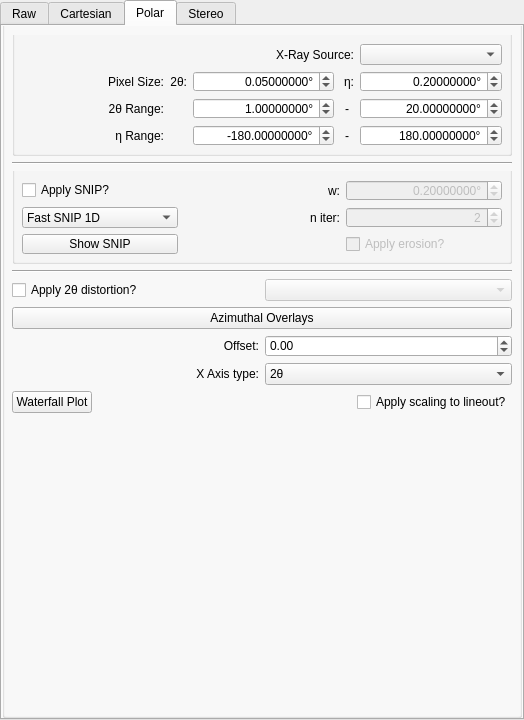
This is hexrdgui/resources/ui/image_mode_widget.ui in HEXRD/hexrdgui as Qt 5 draws it before an edit. The edited form follows.
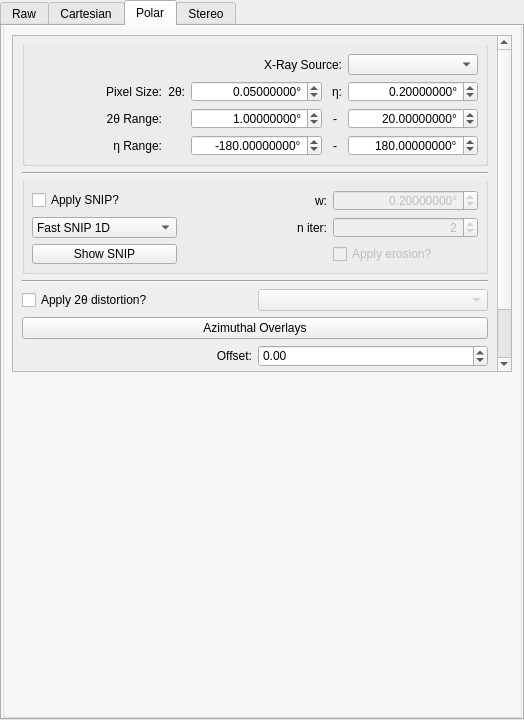
This is the edited form. Custom widgets are drawn as their Qt base class.

Commit message:
Use a vertical scroll area for the polar tab
The polar tab is becoming a bit too large vertically for Mac computers
at low resolution. It is causing the main window to extend below the
display.

Use a vertical scroll area for the polar tab to fix this.

```diff
--- a/hexrdgui/resources/ui/image_mode_widget.ui
+++ b/hexrdgui/resources/ui/image_mode_widget.ui
@@ -331,6 +331,24 @@
          </property>
          <layout class="QVBoxLayout" name="verticalLayout">
           <item>
+           <widget class="QScrollArea" name="polar_scroll_area">
+            <property name="horizontalScrollBarPolicy">
+             <enum>Qt::ScrollBarAlwaysOff</enum>
+            </property>
+            <property name="widgetResizable">
+             <bool>true</bool>
+            </property>
+            <widget class="QWidget" name="polar_scroll_area_contents">
+             <property name="geometry">
+              <rect>
+               <x>0</x>
+               <y>0</y>
+               <width>490</width>
+               <height>521</height>
+              </rect>
+             </property>
+             <layout class="QVBoxLayout" name="verticalLayout_6">
+              <item>
            <layout class="QVBoxLayout" name="verticalLayout_5">
             <item>
              <widget class="QGroupBox" name="groupBox_3">
@@ -919,6 +937,10 @@
              </layout>
             </item>
            </layout>
+              </item>
+             </layout>
+            </widget>
+           </widget>
           </item>
           <item>
            <spacer name="verticalSpacer_2">
```
Lines whose indentation alone changed are shown as unchanged. The commit also changes 1 other file.
